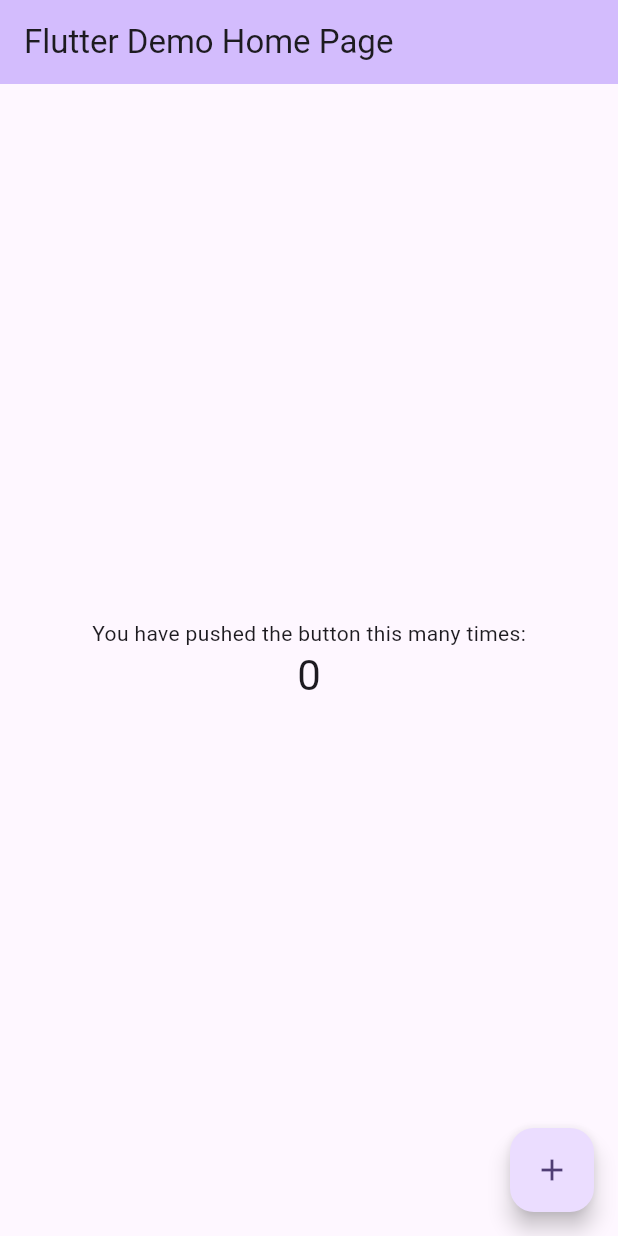
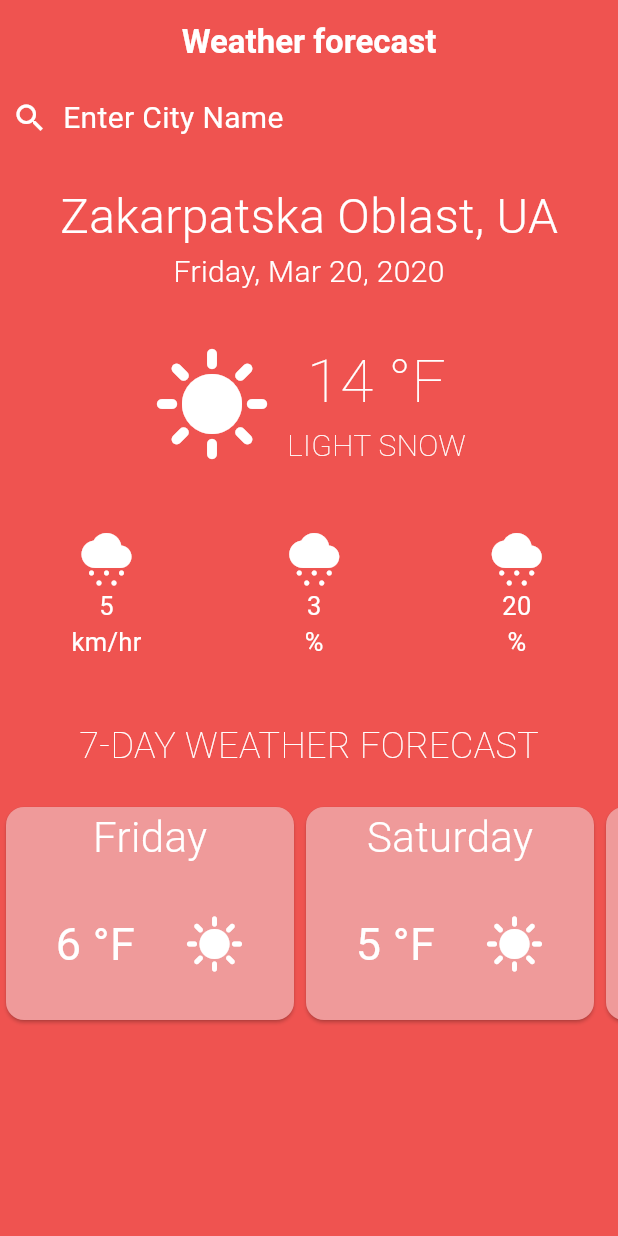
Before and after one commit to rostikKalabishka/flutter_course, a Flutter app: the screen it shows after launch, on a phone screen of 412 x 824 dp. Run offline on Flutter 3.47's test engine with Material 2 defaults, Android fonts, the phone set to English and light mode, and no system bars.

Commit message:
added lesson 28 (Task)

```diff
--- /dev/null
+++ b/lib/lesson-28-ui/ui_layout_basics.dart
@@ -0,0 +1,262 @@
+import 'package:flutter/material.dart';
+
+class WeatherForeCast extends StatelessWidget {
+  const WeatherForeCast({super.key});
+
+  @override
+  Widget build(BuildContext context) {
+    return Scaffold(
+      backgroundColor: Colors.red[400],
+      appBar: AppBar(
+        centerTitle: true,
+        title: const Text(
+          'Weather forecast',
+          style: TextStyle(color: Colors.white, fontWeight: FontWeight.bold),
+        ),
+        backgroundColor: Colors.red[400],
+      ),
+      body: const SafeArea(child: WeatherForeAllInfo()),
+    );
+  }
+}
+
+class WeatherForeAllInfo extends StatelessWidget {
+  const WeatherForeAllInfo({super.key});
+
+  @override
+  Widget build(BuildContext context) {
+    return Column(
+      children: [
+        SearchWidget(),
+        SizedBox(
+          height: 20,
+        ),
+        InfoForeCast(),
+        SizedBox(
+          height: 40,
+        ),
+        Info(),
+        SizedBox(
+          height: 40,
+        ),
+        Text(
+          '7-DAY WEATHER FORECAST',
+          style: TextStyle(
+              color: Colors.white, fontSize: 24, fontWeight: FontWeight.w200),
+        ),
+        SizedBox(
+          height: 20,
+        ),
+        DayWeatherForecast()
+      ],
+    );
+  }
+}
+
+class InfoForeCast extends StatelessWidget {
+  const InfoForeCast({super.key});
+
+  @override
+  Widget build(BuildContext context) {
+    return const Column(
+      children: [
+        Text(
+          'Zakarpatska Oblast, UA',
+          style: TextStyle(
+              color: Colors.white, fontSize: 32, fontWeight: FontWeight.w300),
+        ),
+        Text(
+          'Friday, Mar 20, 2020',
+          style: TextStyle(
+              color: Colors.white, fontSize: 20, fontWeight: FontWeight.w300),
+        ),
+        SizedBox(
+          height: 30,
+        ),
+        Row(
+          mainAxisAlignment: MainAxisAlignment.center,
+          crossAxisAlignment: CrossAxisAlignment.center,
+          children: [
+            Icon(
+              Icons.sunny,
+              color: Colors.white,
+              size: 80,
+            ),
+            SizedBox(
+              width: 10,
+            ),
+            Column(
+              children: [
+                Text(
+                  '14 °F',
+                  style: TextStyle(
+                      color: Colors.white,
+                      fontSize: 40,
+                      fontWeight: FontWeight.w200),
+                ),
+                Text(
+                  'LIGHT SNOW',
+                  style: TextStyle(
+                      color: Colors.white,
+                      fontSize: 20,
+                      fontWeight: FontWeight.w200),
+                )
+              ],
+            )
+          ],
+        )
+      ],
+    );
+  }
+}
+
+class SearchWidget extends StatelessWidget {
+  const SearchWidget({
+    super.key,
+  });
+
+  @override
+  Widget build(BuildContext context) {
+    return const Padding(
+      padding: EdgeInsets.all(8.0),
+      child: Row(
+        children: [
+          Icon(
+            Icons.search,
+            color: Colors.white,
+          ),
+          SizedBox(
+            width: 10,
+          ),
+          Text(
+            'Enter City Name',
+            style: TextStyle(color: Colors.white, fontSize: 20),
+          )
+        ],
+      ),
+    );
+  }
+}
+
+class Info extends StatelessWidget {
+  const Info({super.key});
+
+  @override
+  Widget build(BuildContext context) {
+    return const Row(
+      mainAxisAlignment: MainAxisAlignment.spaceAround,
+      children: [
+        Column(
+          children: [
+            Icon(
+              Icons.cloudy_snowing,
+              color: Colors.white,
+              size: 40,
+            ),
+            Text(
+              '5',
+              style: TextStyle(color: Colors.white, fontSize: 17),
+            ),
+            Text('km/hr', style: TextStyle(color: Colors.white, fontSize: 17))
+          ],
+        ),
+        Column(
+          children: [
+            Icon(
+              Icons.cloudy_snowing,
+              color: Colors.white,
+              size: 40,
+            ),
+            Text(
+              '3',
+              style: TextStyle(color: Colors.white, fontSize: 17),
+            ),
+            Text('%', style: TextStyle(color: Colors.white, fontSize: 17))
+          ],
+        ),
+        Column(
+          children: [
+            Icon(
+              Icons.cloudy_snowing,
+              color: Colors.white,
+              size: 40,
+            ),
+            Text(
+              '20',
+              style: TextStyle(color: Colors.white, fontSize: 17),
+            ),
+            Text('%', style: TextStyle(color: Colors.white, fontSize: 17))
+          ],
+        )
+      ],
+    );
+  }
+}
+
+class DayWeatherForecast extends StatelessWidget {
+  DayWeatherForecast({super.key});
+
+  List<DayForecast> listForecast = [
+    DayForecast(day: 'Friday', temp: 6),
+    DayForecast(day: 'Saturday', temp: 5),
+    DayForecast(day: 'Sunday', temp: 22),
+    DayForecast(day: 'Monday ', temp: 13),
+    DayForecast(day: 'Tuesday ', temp: 17),
+    DayForecast(day: 'Wednesday ', temp: 2),
+    DayForecast(day: 'Thursday ', temp: 4)
+  ];
+
+  @override
+  Widget build(BuildContext context) {
+    return SizedBox(
+      height: 150,
+      child: ListView.builder(
+          itemExtent: 200,
+          scrollDirection: Axis.horizontal,
+          itemCount: listForecast.length,
+          itemBuilder: (context, index) {
+            final forecast = listForecast[index];
+            return Card(
+              color: Colors.red[200],
+              child: Column(
+                  crossAxisAlignment: CrossAxisAlignment.center,
+                  children: [
+                    Text(
+                      forecast.day,
+                      style: const TextStyle(
+                          color: Colors.white,
+                          fontSize: 28,
+                          fontWeight: FontWeight.w300),
+                    ),
+                    SizedBox(
+                      height: 30,
+                    ),
+                    Row(
+                      crossAxisAlignment: CrossAxisAlignment.center,
+                      mainAxisAlignment: MainAxisAlignment.spaceEvenly,
+                      children: [
+                        Text(
+                          '${forecast.temp} °F',
+                          style: const TextStyle(
+                              color: Colors.white, fontSize: 30),
+                        ),
+                        const Icon(
+                          Icons.sunny,
+                          color: Colors.white,
+                          size: 40,
+                        )
+                      ],
+                    )
+                  ]),
+            );
+          }),
+    );
+  }
+}
+
+class DayForecast {
+  final String day;
+  final int temp;
+
+  DayForecast({required this.day, required this.temp});
+}
--- a/lib/main.dart
+++ b/lib/main.dart
@@ -1,4 +1,6 @@
 import 'package:flutter/material.dart';
+
+import 'lesson-28-ui/ui_layout_basics.dart';
 
 void main() {
   runApp(const MyApp());
@@ -7,119 +9,16 @@ void main() {
 class MyApp extends StatelessWidget {
   const MyApp({super.key});
 
-  // This widget is the root of your application.
   @override
   Widget build(BuildContext context) {
     return MaterialApp(
+      debugShowCheckedModeBanner: false,
       title: 'Flutter Demo',
       theme: ThemeData(
-        // This is the theme of your application.
-        //
-        // TRY THIS: Try running your application with "flutter run". You'll see
-        // the application has a blue toolbar. Then, without quitting the app,
-        // try changing the seedColor in the colorScheme below to Colors.green
-        // and then invoke "hot reload" (save your changes or press the "hot
-        // reload" button in a Flutter-supported IDE, or press "r" if you used
-        // the command line to start the app).
-        //
-        // Notice that the counter didn't reset back to zero; the application
-        // state is not lost during the reload. To reset the state, use hot
-        // restart instead.
-        //
-        // This works for code too, not just values: Most code changes can be
-        // tested with just a hot reload.
         colorScheme: ColorScheme.fromSeed(seedColor: Colors.deepPurple),
         useMaterial3: true,
       ),
-      home: const MyHomePage(title: 'Flutter Demo Home Page'),
+      home: const WeatherForeCast(),
     );
   }
 }
-
-class MyHomePage extends StatefulWidget {
-  const MyHomePage({super.key, required this.title});
-
-  // This widget is the home page of your application. It is stateful, meaning
-  // that it has a State object (defined below) that contains fields that affect
-  // how it looks.
-
-  // This class is the configuration for the state. It holds the values (in this
-  // case the title) provided by the parent (in this case the App widget) and
-  // used by the build method of the State. Fields in a Widget subclass are
-  // always marked "final".
-
-  final String title;
-
-  @override
-  State<MyHomePage> createState() => _MyHomePageState();
-}
-
-class _MyHomePageState extends State<MyHomePage> {
-  int _counter = 0;
-
-  void _incrementCounter() {
-    setState(() {
-      // This call to setState tells the Flutter framework that something has
-      // changed in this State, which causes it to rerun the build method below
-      // so that the display can reflect the updated values. If we changed
-      // _counter without calling setState(), then the build method would not be
-      // called again, and so nothing would appear to happen.
-      _counter++;
-    });
-  }
-
-  @override
-  Widget build(BuildContext context) {
-    // This method is rerun every time setState is called, for instance as done
-    // by the _incrementCounter method above.
-    //
-    // The Flutter framework has been optimized to make rerunning build methods
-    // fast, so that you can just rebuild anything that needs updating rather
-    // than having to individually change instances of widgets.
-    return Scaffold(
-      appBar: AppBar(
-        // TRY THIS: Try changing the color here to a specific color (to
-        // Colors.amber, perhaps?) and trigger a hot reload to see the AppBar
-        // change color while the other colors stay the same.
-        backgroundColor: Theme.of(context).colorScheme.inversePrimary,
-        // Here we take the value from the MyHomePage object that was created by
-        // the App.build method, and use it to set our appbar title.
-        title: Text(widget.title),
-      ),
-      body: Center(
-        // Center is a layout widget. It takes a single child and positions it
-        // in the middle of the parent.
-        child: Column(
-          // Column is also a layout widget. It takes a list of children and
-          // arranges them vertically. By default, it sizes itself to fit its
-          // children horizontally, and tries to be as tall as its parent.
-          //
-          // Column has various properties to control how it sizes itself and
-          // how it positions its children. Here we use mainAxisAlignment to
-          // center the children vertically; the main axis here is the vertical
-          // axis because Columns are vertical (the cross axis would be
-          // horizontal).
-          //
-          // TRY THIS: Invoke "debug painting" (choose the "Toggle Debug Paint"
-          // action in the IDE, or press "p" in the console), to see the
-          // wireframe for each widget.
-          mainAxisAlignment: MainAxisAlignment.center,
-          children: <Widget>[
-            const Text(
-              'You have pushed the button this many times:',
-            ),
-            Text(
-              '$_counter',
-              style: Theme.of(context).textTheme.headlineMedium,
-            ),
-          ],
-        ),
-      ),
-      floatingActionButton: FloatingActionButton(
-        onPressed: _incrementCounter,
-        tooltip: 'Increment',
-        child: const Icon(Icons.add),
-      ), // This trailing comma makes auto-formatting nicer for build methods.
-    );
-  }
-}
```
